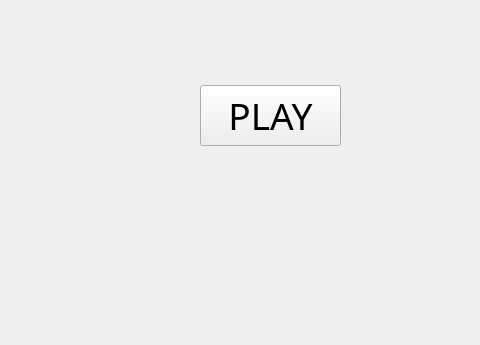
First picture: the form in AsiaTravelGuide/view.ui, repository bestcreator01/asia-travel-guide, before the edit; both pictures show x 100 to 580 and y 255 to 600 of the 800 by 600 pixel window.
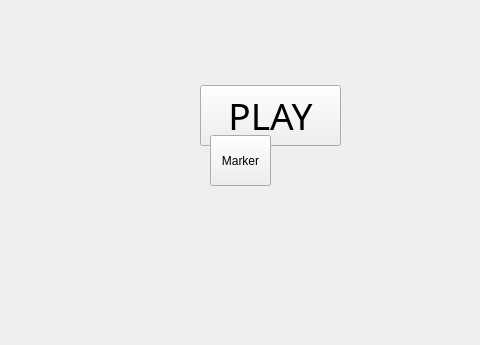
Second picture: the form after the edit.

Commit message: added a marker to india

What changed in the file:
```diff
--- a/AsiaTravelGuide/view.ui
+++ b/AsiaTravelGuide/view.ui
@@ -88,6 +88,22 @@
      </size>
     </property>
    </widget>
+   <widget class="QPushButton" name="indiaButton">
+    <property name="geometry">
+     <rect>
+      <x>310</x>
+      <y>390</y>
+      <width>61</width>
+      <height>51</height>
+     </rect>
+    </property>
+    <property name="cursor">
+     <cursorShape>PointingHandCursor</cursorShape>
+    </property>
+    <property name="text">
+     <string>Marker</string>
+    </property>
+   </widget>
   </widget>
   <widget class="QMenuBar" name="menubar">
    <property name="geometry">
```
The commit also changes 4 other files.
